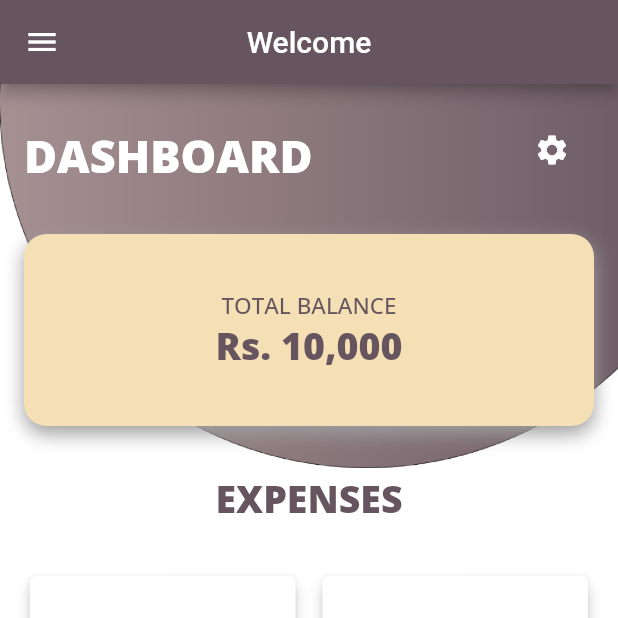
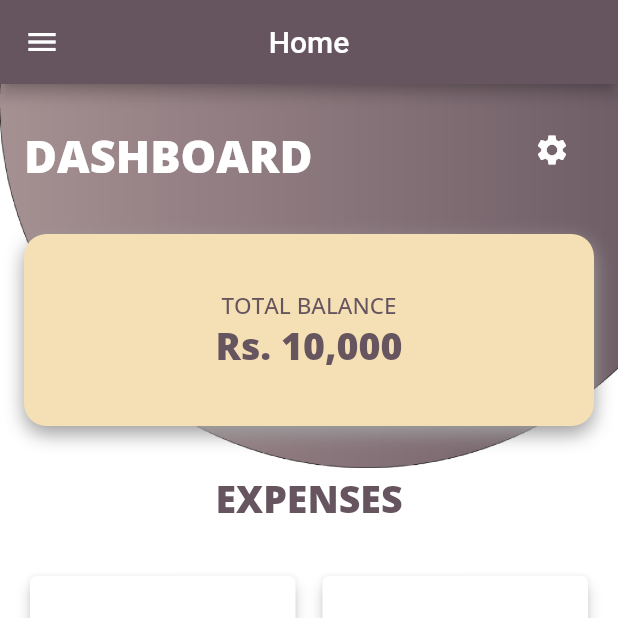
Before and after one commit to hr05940/ledgrr, a Flutter app: the screen it shows after launch, on a phone screen of 412 x 824 dp, the top half of it. Run offline on Flutter 3.47's test engine with Material 2 defaults, Android fonts, the phone set to English and light mode, and no system bars; our stand-ins replace flutter_svg.

Commit message:
created appbar class

```diff
--- /dev/null
+++ b/ledgrr/lib/Screens/appbar.dart
@@ -0,0 +1,26 @@
+import 'dart:ui';
+
+import 'package:flutter/material.dart';
+
+class BaseAppBar extends StatelessWidget implements PreferredSizeWidget {
+  final Color backgroundColor = Color.fromRGBO(102, 85, 95, 1);
+  final Text title;
+  final AppBar appBar;
+
+  /// you can add more fields that meet your needs
+
+  BaseAppBar({Key? key, required this.title, required this.appBar})
+      : super(key: key);
+
+  @override
+  Widget build(BuildContext context) {
+    return AppBar(
+      title: title,
+      backgroundColor: backgroundColor,
+      centerTitle: true,
+    );
+  }
+
+  @override
+  Size get preferredSize => new Size.fromHeight(appBar.preferredSize.height);
+}
--- a/ledgrr/lib/Screens/dashboard/dashboard.dart
+++ b/ledgrr/lib/Screens/dashboard/dashboard.dart
@@ -3,6 +3,8 @@ import 'dart:ui';
 import 'package:flutter/material.dart';
 import 'package:flutter/rendering.dart';
 import 'package:ledgrr/Screens/menu.dart';
+import 'package:ledgrr/Screens/appbar.dart';
+
 class Dashboard extends StatefulWidget {
   const Dashboard({ Key? key }) : super(key: key);
 
@@ -19,10 +21,10 @@ class _DashboardState extends State<Dashboard> {
     var TextCardBody = TextStyle(fontFamily: 'Open Sans M', fontSize: 10, color: Color.fromRGBO(102, 85, 95, 1));
 
     return Scaffold(
-      appBar: AppBar(
-      backgroundColor: Color.fromRGBO(102, 85, 95, 1),
-      centerTitle: true,
-      title: Text('Welcome')),
+      appBar: BaseAppBar(
+        title: Text('Home'),
+        appBar: AppBar(),
+        ),
       drawer: MainDrawer(),
       floatingActionButton: FloatingActionButton(
         onPressed: () {
```
Also changed, not shown: ledgrr/lib/Screens/bills_page.dart (+5 -4 lines), ledgrr/lib/Screens/loans_page.dart (+6 -4 lines), ledgrr/lib/Screens/savings_page.dart (+6 -4 lines), ledgrr/lib/Screens/transactionhistory_page.dart (+6 -4 lines).
